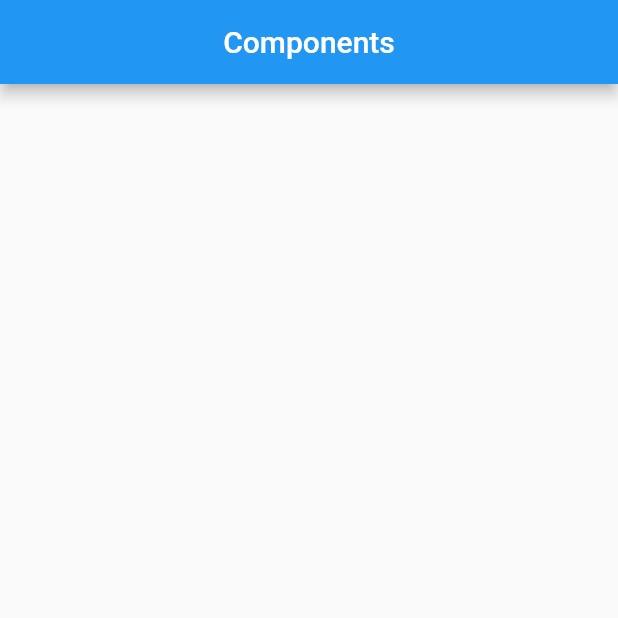
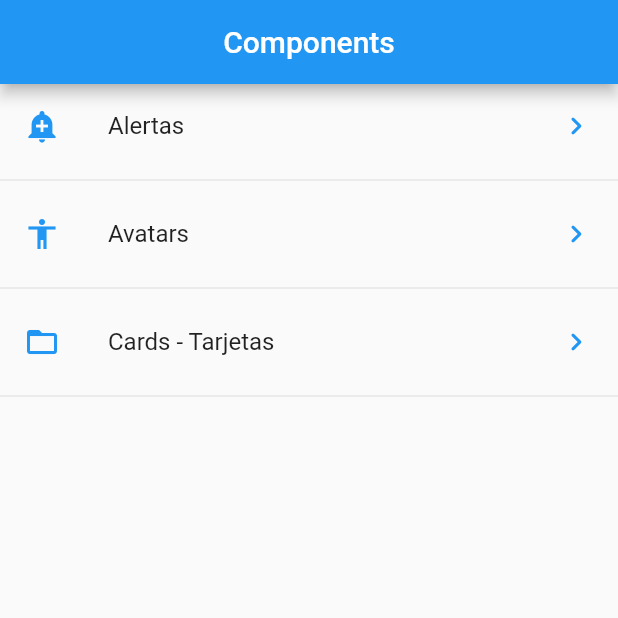
Before and after one commit to IdGalarzaSa/components_list, a Flutter app: the screen it shows after launch, on a phone screen of 412 x 824 dp, the top half of it. Run offline on Flutter 3.47's test engine with Material 2 defaults, Android fonts, the phone set to English and light mode, and no system bars.

Commit message:
init menu

```diff
--- /dev/null
+++ b/lib/data/menu_opts.json
@@ -0,0 +1,20 @@
+{
+    "appName": "Components",
+    "paths": [
+        {
+            "ruta": "alert",
+            "icon": "add_alert",
+            "texto": "Alertas"
+        },
+        {
+            "ruta": "avatar",
+            "icon": "accessibility",
+            "texto": "Avatars"
+        },
+        {
+            "ruta": "card",
+            "icon": "folder_open",
+            "texto": "Cards - Tarjetas"
+        }
+    ]
+}
--- a/lib/src/pages/home_page.dart
+++ b/lib/src/pages/home_page.dart
@@ -1,3 +1,5 @@
+import 'package:components_list/src/providers/menu_provider.dart';
+import 'package:components_list/src/utils/icons_string_utils.dart';
 import 'package:flutter/material.dart';
 
 class HomePage extends StatelessWidget {
@@ -11,7 +13,41 @@ class HomePage extends StatelessWidget {
           centerTitle: true,
           title: Text("Components"),
         ),
+        body: _createList(),
       ),
     );
   }
+
+  Widget _createList() {
+    return FutureBuilder(
+      future: menuProvider.loadData(),
+      initialData: [],
+      builder: (BuildContext context, AsyncSnapshot<List<dynamic>> snapshot) {
+        print(snapshot.data);
+        return ListView(
+          children: _itemList(snapshot.data),
+          // children: [],
+        );
+      },
+    );
+  }
+
+  List<Widget> _itemList(List<dynamic> data) {
+    List<Widget> options = [];
+
+    data.forEach((item) {
+      Widget newItem = ListTile(
+        title: Text(item['texto']),
+        leading: getIcon(item['icon']),
+        trailing: Icon(
+          Icons.keyboard_arrow_right_rounded,
+          color: Colors.blue,
+        ),
+        onTap: () {},
+      );
+
+      options..add(newItem)..add(Divider());
+    });
+    return options;
+  }
 }
--- /dev/null
+++ b/lib/src/utils/icons_string_utils.dart
@@ -0,0 +1,14 @@
+import 'package:flutter/material.dart';
+
+final _icons = <String, IconData>{
+  "add_alert": Icons.add_alert,
+  "accessibility": Icons.accessibility,
+  "folder_open": Icons.folder_open,
+};
+
+Icon getIcon(String iconName) {
+  return Icon(
+    _icons[iconName],
+    color: Colors.blue,
+  );
+}
--- a/pubspec.yaml
+++ b/pubspec.yaml
@@ -45,8 +45,8 @@ flutter:
   uses-material-design: true
 
   # To add assets to your application, add an assets section, like this:
-  # assets:
-  #   - images/a_dot_burr.jpeg
+  assets:
+    - lib/data/menu_opts.json
   #   - images/a_dot_ham.jpeg
 
   # An image asset can refer to one or more resolution-specific "variants", see
```
Also changed, not shown: lib/src/pages/alert_page.dart (added, +14 -0 lines), lib/src/pages/avatar_page.dart (added, +14 -0 lines), lib/src/providers/menu_provider.dart (added, +20 -0 lines).
